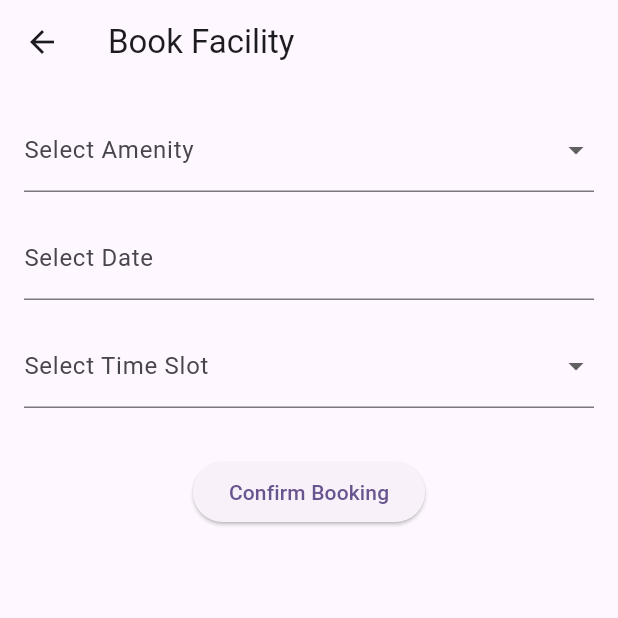
After one commit to hangEX7749/branch_smart, a Flutter app: the Home screen opened directly, after a tap on "Book Facility", on a phone screen of 412 x 824 dp, the top half of it. The commit adds this screen. Run offline on Flutter 3.47's test engine with Material 3 defaults, Android fonts, the phone set to English and light mode, and no system bars; our stand-ins replace cloud_firestore, firebase_auth, firebase_core, random_string, shared_preferences; accounts and stored records are empty.

Commit message:
booking page, shared pref

```diff
--- /dev/null
+++ b/lib/model/booking_model.dart
@@ -0,0 +1,23 @@
+class BookingModel {
+  String? bookingType;
+  String? time;
+  String? status;
+  // int quantity;
+
+  // BurgerModel({
+  //   required this.name,
+  //   required this.image,
+  //   required this.price,
+  //   this.quantity = 0,
+  // });
+
+  // void incrementQuantity() {
+  //   quantity++;
+  // }
+
+  // void decrementQuantity() {
+  //   if (quantity > 0) {
+  //     quantity--;
+  //   }
+  // }
+}
--- /dev/null
+++ b/lib/pages/booking.dart
@@ -0,0 +1,178 @@
+import 'package:branch_comm/services/shared_pref.dart';
+import 'package:flutter/material.dart';
+import 'package:cloud_firestore/cloud_firestore.dart';
+
+class Booking extends StatefulWidget {
+  const Booking({super.key});
+
+  @override
+  State<Booking> createState() => _BookingState();
+}
+
+class _BookingState extends State<Booking> {
+
+  String? name, id, email;
+  String? selectedAmenity;
+  DateTime? selectedDate;
+  String? selectedTime;
+
+  final List<String> amenities = ['Badminton Court', 'BBQ Area'];
+  final List<String> timeSlots = ['9:00 AM', '11:00 AM', '2:00 PM', '5:00 PM'];
+
+  getTheSharedPref() async {
+    name = await SharedpreferenceHelper().getUserName();
+    id = await SharedpreferenceHelper().getUserId();
+    email = await SharedpreferenceHelper().getUserEmail();
+
+    if (id == null || name == null) {
+      // User not logged in or prefs not set
+      Navigator.pushReplacementNamed(context, '/login');
+    } else {
+      setState(() {});
+    }
+
+    setState(() {
+
+    });
+  }
+
+  @override
+  void initState() {
+    super.initState();
+    getTheSharedPref();
+  }
+
+  @override
+  Widget build(BuildContext context) {
+    return Scaffold(
+      appBar: AppBar(
+        title: const Text('Book Facility'),
+      ),
+      body: Padding(
+        padding: const EdgeInsets.all(16.0),
+        child: Column(
+          children: [
+            // Amenity Dropdown
+            DropdownButtonFormField<String>(
+              decoration: const InputDecoration(labelText: 'Select Amenity'),
+              value: selectedAmenity,
+              items: amenities.map((e) {
+                return DropdownMenuItem(value: e, child: Text(e));
+              }).toList(),
+              onChanged: (value) {
+                setState(() {
+                  selectedAmenity = value;
+                });
+              },
+            ),
+            const SizedBox(height: 16),
+
+            // Date Picker
+            TextFormField(
+              readOnly: true,
+              decoration: const InputDecoration(labelText: 'Select Date'),
+              controller: TextEditingController(
+                text: selectedDate == null
+                    ? ''
+                    : "${selectedDate!.day}/${selectedDate!.month}/${selectedDate!.year}",
+              ),
+              onTap: () async {
+                final picked = await showDatePicker(
+                  context: context,
+                  initialDate: DateTime.now().add(const Duration(days: 1)),
+                  firstDate: DateTime.now(),
+                  lastDate: DateTime.now().add(const Duration(days: 30)),
+                );
+                if (picked != null) {
+                  setState(() {
+                    selectedDate = picked;
+                  });
+                }
+              },
+            ),
+            const SizedBox(height: 16),
+
+            // Time Slot Dropdown
+            DropdownButtonFormField<String>(
+              decoration: const InputDecoration(labelText: 'Select Time Slot'),
+              value: selectedTime,
+              items: timeSlots.map((e) {
+                return DropdownMenuItem(value: e, child: Text(e));
+              }).toList(),
+              onChanged: (value) {
+                setState(() {
+                  selectedTime = value;
+                });
+              },
+            ),
+            const SizedBox(height: 32),
+
+            ElevatedButton(
+              onPressed: () async {
+                if (selectedAmenity != null &&
+                    selectedDate != null &&
+                    selectedTime != null) {
+                  final dateOnly = DateTime(
+                    selectedDate!.year,
+                    selectedDate!.month,
+                    selectedDate!.day,
+                  ).toIso8601String();
+
+                  try {
+                    // 1. Query for existing booking with same values
+                    final query = await FirebaseFirestore.instance
+                        .collection('bookings')
+                        .where('amenity', isEqualTo: selectedAmenity)
+                        .where('date', isEqualTo: dateOnly)
+                        .where('time', isEqualTo: selectedTime)
+                        .get();
+
+                    if (query.docs.isNotEmpty) {
+                      // 2. Duplicate exists
+                      ScaffoldMessenger.of(context).showSnackBar(SnackBar(
+                        content: Text(
+                          '$selectedAmenity is already booked on ${selectedDate!.day}/${selectedDate!.month} at $selectedTime.',
+                        ),
+                      ));
+                      return;
+                    }
+
+                    // 3. No duplicate, proceed to save
+                    await FirebaseFirestore.instance.collection('bookings').add({
+                      'amenity': selectedAmenity,
+                      'date': dateOnly,
+                      'time': selectedTime,
+                      'createdAt': FieldValue.serverTimestamp(),
+                    });
+
+                    ScaffoldMessenger.of(context).showSnackBar(SnackBar(
+                      content: Text(
+                          'Booked $selectedAmenity on ${selectedDate!.day}/${selectedDate!.month} at $selectedTime'),
+                    ));
+
+                    // Clear form (optional)
+                    setState(() {
+                      selectedAmenity = null;
+                      selectedDate = null;
+                      selectedTime = null;
+                    });
+                  } catch (e) {
+                    ScaffoldMessenger.of(context).showSnackBar(
+                      const SnackBar(content: Text('Booking failed. Try again.')),
+                    );
+                  }
+                } else {
+                  ScaffoldMessenger.of(context).showSnackBar(const SnackBar(
+                    content: Text('Please complete all fields'),
+                  ));
+                }
+              },
+              child: const Text('Confirm Booking'),
+            ),
+
+          ],
+        ),
+      ),
+    );
+  }
+}
--- a/lib/pages/home.dart
+++ b/lib/pages/home.dart
@@ -1,4 +1,6 @@
+import 'package:branch_comm/pages/booking.dart';
 import 'package:flutter/material.dart';
+//import 'package:lucide_icons/lucide_icons.dart'; // Optional for icons
 
 class Home extends StatefulWidget {
   const Home({super.key});
@@ -10,6 +12,106 @@ class Home extends StatefulWidget {
 class _HomeState extends State<Home> {
   @override
   Widget build(BuildContext context) {
-    return const Placeholder();
+    return Scaffold(
+      backgroundColor: const Color(0xFFF5F6FA),
+      appBar: AppBar(
+        backgroundColor: Colors.white,
+        elevation: 1,
+        title: const Text('Welcome, John', style: TextStyle(color: Colors.black)),
+        actions: const [
+          Icon(Icons.notifications_none, color: Colors.black),
+          SizedBox(width: 16),
+        ],
+      ),
+      body: Padding(
+        padding: const EdgeInsets.all(16.0),
+        child: Column(
+          children: [
+            // Balance Card
+            Container(
+              padding: const EdgeInsets.all(16),
+              decoration: BoxDecoration(
+                color: Colors.indigo,
+                borderRadius: BorderRadius.circular(16),
+              ),
+              child: Row(
+                mainAxisAlignment: MainAxisAlignment.spaceBetween,
+                children: const [
+                  Column(
+                    crossAxisAlignment: CrossAxisAlignment.start,
+                    children: [
+                      Text('Wallet Balance', style: TextStyle(color: Colors.white70)),
+                      SizedBox(height: 8),
+                      Text('\$1,240.00',
+                          style: TextStyle(color: Colors.white, fontSize: 24, fontWeight: FontWeight.bold)),
+                    ],
+                  ),
+                  Icon(Icons.account_balance_wallet, color: Colors.white, size: 32),
+                ],
+              ),
+            ),
+            const SizedBox(height: 24),
+
+            // Services Grid
+            Expanded(
+              child: GridView.count(
+                crossAxisCount: 3,
+                crossAxisSpacing: 16,
+                mainAxisSpacing: 16,
+                children: [
+                  _buildServiceTile(Icons.calendar_today, "Book Facility", () {
+                    Navigator.push(
+                      context,
+                      MaterialPageRoute(builder: (_) => const Booking()),
+                    );
+                  }),
+                  _buildServiceTile(Icons.send, "Send"),
+                  _buildServiceTile(Icons.receipt_long, "Bills"),
+                  _buildServiceTile(Icons.phone_android, "Airtime"),
+                  _buildServiceTile(Icons.credit_card, "Cards"),
+                  _buildServiceTile(Icons.savings, "Savings"),
+                  _buildServiceTile(Icons.more_horiz, "More"),
+                ],
+              ),
+            ),
+          ],
+        ),
+      ),
+      bottomNavigationBar: BottomNavigationBar(
+        currentIndex: 0,
+        selectedItemColor: Colors.indigo,
+        unselectedItemColor: Colors.grey,
+        items: const [
+          BottomNavigationBarItem(icon: Icon(Icons.dashboard), label: 'Home'),
+          BottomNavigationBarItem(icon: Icon(Icons.history), label: 'History'),
+          BottomNavigationBarItem(icon: Icon(Icons.account_circle), label: 'Account'),
+        ],
+      ),
+    );
   }
+
+  Widget _buildServiceTile(IconData icon, String label, [VoidCallback? onTap]) {
+    return Container(
+      decoration: BoxDecoration(
+        color: Colors.white,
+        borderRadius: BorderRadius.circular(12),
+        boxShadow: [
+          BoxShadow(color: Colors.black12, blurRadius: 4, offset: Offset(2, 2)),
+        ],
+      ),
+      child: InkWell(
+        onTap: onTap,
+        borderRadius: BorderRadius.circular(12),
+        child: Column(
+          mainAxisAlignment: MainAxisAlignment.center,
+          children: [
+            Icon(icon, color: Colors.indigo, size: 28),
+            const SizedBox(height: 8),
+            Text(label, style: const TextStyle(fontSize: 14)),
+          ],
+        ),
+      ),
+    );
+  }
+
 }
--- a/lib/pages/signup.dart
+++ b/lib/pages/signup.dart
@@ -88,7 +88,6 @@ class _SignUpState extends State<SignUp> {
           );
         }
       }
-
     }
   }
 
--- a/pubspec.yaml
+++ b/pubspec.yaml
@@ -48,6 +48,7 @@ dependencies:
   http:
   flutter_dotenv: ^5.2.1
   shared_preferences:
+  lucide_icons:
 
 dev_dependencies:
   flutter_test:
```
Also changed, not shown: pubspec.lock.
